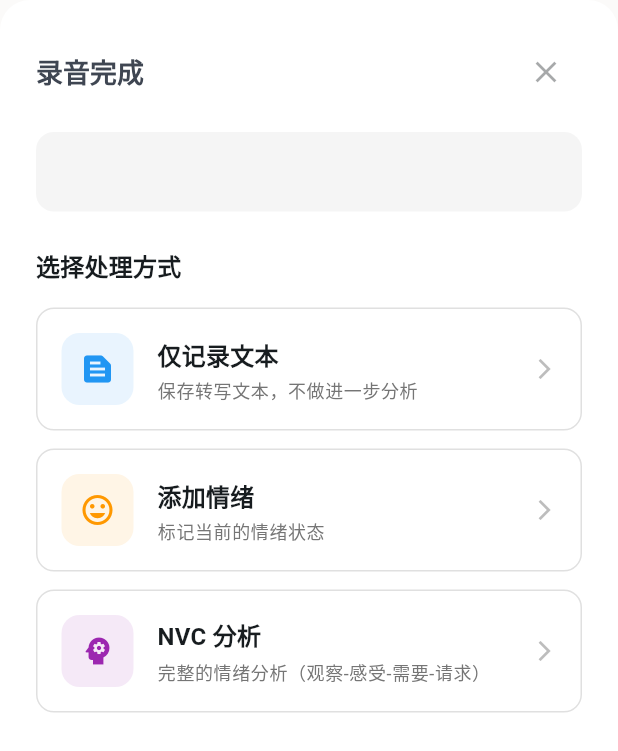
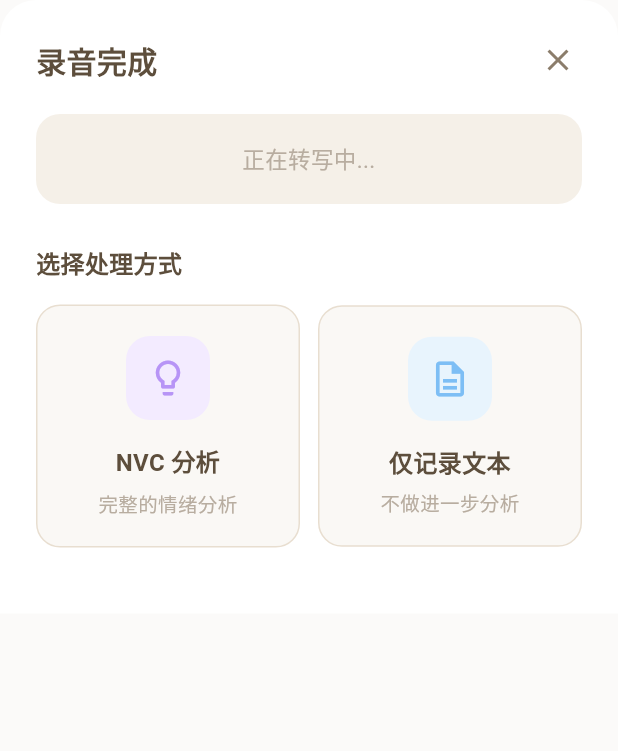
Before and after one commit to BinGess/Ocean, a Flutter app: the ProcessingChoiceModal widget shown alone on an empty page, opened directly with empty values, on a phone screen of 412 x 824 dp. Shown: the top 751 px of the screen. Run offline on Flutter 3.47's test engine with Material 3 defaults, Android fonts, the phone set to English and light mode, and no system bars; our stand-ins replace bloc_concurrency, dio, equatable, flutter_bloc, flutter_dotenv, freezed_annotation and 3 more; missing offline and left inert: record; accounts and stored records are empty; generated files the repository leaves out were written again.

Commit message:
feat: redesign processing choice modal with glutinous rice theme
根据用户提供的设计稿，完全重构录音完成后的处理选择弹窗。

## 主要变更

### 1. 移除选项
- ❌ 移除"添加情绪"选项（withMood）
- ✅ 只保留两个核心选项：
  * NVC 分析 - 完整的情绪分析
  * 仅记录文本 - 不做进一步分析

### 2. 布局优化
- 从垂直列表布局改为**2列网格布局**（Row + Expanded）
- 选项卡片并排显示，更直观
- 图标居中，文字居中对齐

### 3. 糯米色主题应用

**弹窗整体**：
- 背景：纯白色
- 顶部圆角：24px
- 内边距：24px

**标题栏**：
- 标题"录音完成"：深褐色 (#5D4E3C)，20号字体，加粗
- 关闭按钮：灰褐色图标 (#8B7D6B)

**转写区域**：
- 背景色：米白色 (#F5F0E8)
- 圆角：16px
- 文字颜色：
  * 转写中：浅褐色 (#B8ADA0)
  * 转写完成：深褐色 (#5D4E3C)
- 居中对齐，最多3行

**选项标题**：
- "选择处理方式"：深褐色 (#5D4E3C)，16号字体，加粗

**选项卡片**：
- 卡片背景：米白色 (#FAF8F5)
- 边框：米白色 (#E8DED0)，1px
- 圆角：16px
- 内边距：20px

**图标容器**：
- NVC 分析：
  * 图标：灯泡 (lightbulb_outline)
  * 图标颜色：紫色 (#B794F6)
  * 背景：浅紫色 (#F3EBFF)
- 仅记录文本：
  * 图标：文档 (description_outlined)
  * 图标颜色：蓝色 (#7DBEF5)
  * 背景：浅蓝色 (#E8F4FD)
- 尺寸：56x56px
- 圆角：16px

**文字样式**：
- 标题：深褐色 (#5D4E3C)，16号字体，加粗
- 描述：浅褐色 (#B8ADA0)，13号字体，最多2行

### 4. 交互体验
- InkWell 点击波纹效果
- 圆角统一为 16px，视觉更柔和
- 间距合理，视觉平衡

### 5. 代码优化
- 简化组件结构，移除不必要的选项
- _ProcessingOption 组件支持自定义图标颜色和背景色
- 更清晰的参数命名（iconColor, backgroundColor）

## 设计特色

1. **简洁直观**：只保留两个核心选项，减少选择困扰
2. **视觉平衡**：2列布局，左右对称
3. **温暖舒适**：糯米色主题，柔和的颜色搭配
4. **清晰层次**：图标→标题→描述，信息层次分明

```diff
--- a/lib/presentation/widgets/processing_choice_modal.dart
+++ b/lib/presentation/widgets/processing_choice_modal.dart
@@ -17,117 +17,121 @@ class ProcessingChoiceModal extends StatelessWidget {
 
   @override
   Widget build(BuildContext context) {
-    final theme = Theme.of(context);
-
     return Container(
       padding: const EdgeInsets.all(24),
       decoration: const BoxDecoration(
         color: Colors.white,
-        borderRadius: BorderRadius.vertical(top: Radius.circular(20)),
+        borderRadius: BorderRadius.vertical(top: Radius.circular(24)),
       ),
       child: Column(
         mainAxisSize: MainAxisSize.min,
         crossAxisAlignment: CrossAxisAlignment.stretch,
         children: [
-          // 标题
+          // 标题栏
           Row(
             mainAxisAlignment: MainAxisAlignment.spaceBetween,
             children: [
-              Text(
+              const Text(
                 '录音完成',
-                style: theme.textTheme.titleLarge,
+                style: TextStyle(
+                  fontSize: 20,
+                  fontWeight: FontWeight.w600,
+                  color: Color(0xFF5D4E3C),
                 ),
-              IconButton(
-                icon: const Icon(Icons.close),
-                onPressed: onCancel,
+              ),
+              GestureDetector(
+                onTap: onCancel,
+                child: Container(
+                  padding: const EdgeInsets.all(4),
+                  child: const Icon(
+                    Icons.close,
+                    size: 24,
+                    color: Color(0xFF8B7D6B),
+                  ),
+                ),
               ),
             ],
           ),
 
-          const SizedBox(height: 16),
+          const SizedBox(height: 20),
 
           // 转写文本预览
           Container(
-            padding: const EdgeInsets.all(16),
+            padding: const EdgeInsets.symmetric(horizontal: 20, vertical: 16),
             decoration: BoxDecoration(
-              color: Colors.grey[100],
-              borderRadius: BorderRadius.circular(12),
+              color: const Color(0xFFF5F0E8),
+              borderRadius: BorderRadius.circular(16),
             ),
-            constraints: const BoxConstraints(maxHeight: 120),
-            child: SingleChildScrollView(
+            constraints: const BoxConstraints(minHeight: 60),
+            child: Center(
               child: Text(
-                transcription,
-                style: theme.textTheme.bodyMedium,
-                maxLines: 5,
+                transcription.isEmpty || transcription == '正在转写中...'
+                    ? '正在转写中...'
+                    : transcription,
+                style: TextStyle(
+                  fontSize: 15,
+                  color: transcription.isEmpty || transcription == '正在转写中...'
+                      ? const Color(0xFFB8ADA0)
+                      : const Color(0xFF5D4E3C),
+                  height: 1.5,
+                ),
+                textAlign: TextAlign.center,
+                maxLines: 3,
                 overflow: TextOverflow.ellipsis,
               ),
             ),
           ),
 
-          const SizedBox(height: 24),
+          const SizedBox(height: 28),
 
           // 选项标题
-          Text(
+          const Text(
             '选择处理方式',
-            style: theme.textTheme.titleMedium?.copyWith(
+            style: TextStyle(
+              fontSize: 16,
               fontWeight: FontWeight.w600,
+              color: Color(0xFF5D4E3C),
             ),
           ),
 
           const SizedBox(height: 16),
 
-          // 选项 1：仅记录
-          _ProcessingOption(
-            icon: Icons.text_snippet,
+          // 选项卡片（2列布局）
+          Row(
+            children: [
+              // NVC 分析
+              Expanded(
+                child: _ProcessingOption(
+                  icon: Icons.lightbulb_outline,
+                  title: 'NVC 分析',
+                  description: '完整的情绪分析',
+                  iconColor: const Color(0xFFB794F6), // 紫色
+                  backgroundColor: const Color(0xFFF3EBFF),
+                  onTap: onNVCInsight ?? () {
+                    onSelect(ProcessingMode.withNVC);
+                  },
+                ),
+              ),
+
+              const SizedBox(width: 12),
+
+              // 仅记录文本
+              Expanded(
+                child: _ProcessingOption(
+                  icon: Icons.description_outlined,
                   title: '仅记录文本',
-            description: '保存转写文本，不做进一步分析',
-            color: Colors.blue,
+                  description: '不做进一步分析',
+                  iconColor: const Color(0xFF7DBEF5), // 蓝色
+                  backgroundColor: const Color(0xFFE8F4FD),
                   onTap: () {
                     onSelect(ProcessingMode.onlyRecord);
                   },
                 ),
-
-          const SizedBox(height: 12),
-
-          // 选项 2：添加情绪
-          _ProcessingOption(
-            icon: Icons.mood,
-            title: '添加情绪',
-            description: '标记当前的情绪状态',
-            color: Colors.orange,
-            onTap: () {
-              onSelect(ProcessingMode.withMood);
-            },
+              ),
+            ],
           ),
 
-          const SizedBox(height: 12),
-
-          // 选项 3：NVC 分析
-          _ProcessingOption(
-            icon: Icons.psychology,
-            title: 'NVC 分析',
-            description: '完整的情绪分析（观察-感受-需要-请求）',
-            color: Colors.purple,
-            onTap: () {
-              onSelect(ProcessingMode.withNVC);
-            },
-          ),
-
-          const SizedBox(height: 12),
-
-          // 选项 4：NVC 洞察（AI智能体）
-          if (onNVCInsight != null)
-            _ProcessingOption(
-              icon: Icons.auto_awesome,
-              title: 'NVC 洞察',
-              description: 'AI智能体深度分析（观察-感受-需要-请求）',
-              color: Colors.deepPurple,
-              onTap: () {
-                onNVCInsight!();
-              },
-            ),
-
-          const SizedBox(height: 24),
+          const SizedBox(height: 20),
         ],
       ),
     );
@@ -154,78 +158,79 @@ class _ProcessingOption extends StatelessWidget {
   final IconData icon;
   final String title;
   final String description;
-  final Color color;
+  final Color iconColor;
+  final Color backgroundColor;
   final VoidCallback onTap;
 
   const _ProcessingOption({
     required this.icon,
     required this.title,
     required this.description,
-    required this.color,
+    required this.iconColor,
+    required this.backgroundColor,
     required this.onTap,
   });
 
   @override
   Widget build(BuildContext context) {
-    final theme = Theme.of(context);
-
     return Material(
       color: Colors.transparent,
       child: InkWell(
         onTap: onTap,
-        borderRadius: BorderRadius.circular(12),
+        borderRadius: BorderRadius.circular(16),
         child: Container(
-          padding: const EdgeInsets.all(16),
+          padding: const EdgeInsets.all(20),
           decoration: BoxDecoration(
-            border: Border.all(color: Colors.grey[300]!),
-            borderRadius: BorderRadius.circular(12),
+            color: const Color(0xFFFAF8F5),
+            borderRadius: BorderRadius.circular(16),
+            border: Border.all(
+              color: const Color(0xFFE8DED0),
+              width: 1,
             ),
-          child: Row(
+          ),
+          child: Column(
+            mainAxisSize: MainAxisSize.min,
             children: [
               // 图标
               Container(
-                width: 48,
-                height: 48,
+                width: 56,
+                height: 56,
                 decoration: BoxDecoration(
-                  color: color.withValues(alpha: 0.1),
-                  borderRadius: BorderRadius.circular(12),
+                  color: backgroundColor,
+                  borderRadius: BorderRadius.circular(16),
                 ),
                 child: Icon(
                   icon,
-                  color: color,
-                  size: 24,
+                  color: iconColor,
+                  size: 28,
                 ),
               ),
 
-              const SizedBox(width: 16),
+              const SizedBox(height: 16),
 
-              // 文本
-              Expanded(
-                child: Column(
-                  crossAxisAlignment: CrossAxisAlignment.start,
-                  children: [
+              // 标题
               Text(
                 title,
-                      style: theme.textTheme.titleMedium?.copyWith(
+                style: const TextStyle(
+                  fontSize: 16,
                   fontWeight: FontWeight.w600,
+                  color: Color(0xFF5D4E3C),
                 ),
+                textAlign: TextAlign.center,
               ),
-                    const SizedBox(height: 4),
+
+              const SizedBox(height: 6),
+
+              // 描述
               Text(
                 description,
-                      style: theme.textTheme.bodySmall?.copyWith(
-                        color: Colors.grey[600],
+                style: const TextStyle(
+                  fontSize: 13,
+                  color: Color(0xFFB8ADA0),
+                  height: 1.4,
                 ),
-                    ),
-                  ],
-                ),
-              ),
-
-              // 箭头
-              Icon(
-                Icons.arrow_forward_ios,
-                size: 16,
-                color: Colors.grey[400],
+                textAlign: TextAlign.center,
+                maxLines: 2,
               ),
             ],
           ),
```
Lines whose indentation alone changed are shown as unchanged.
